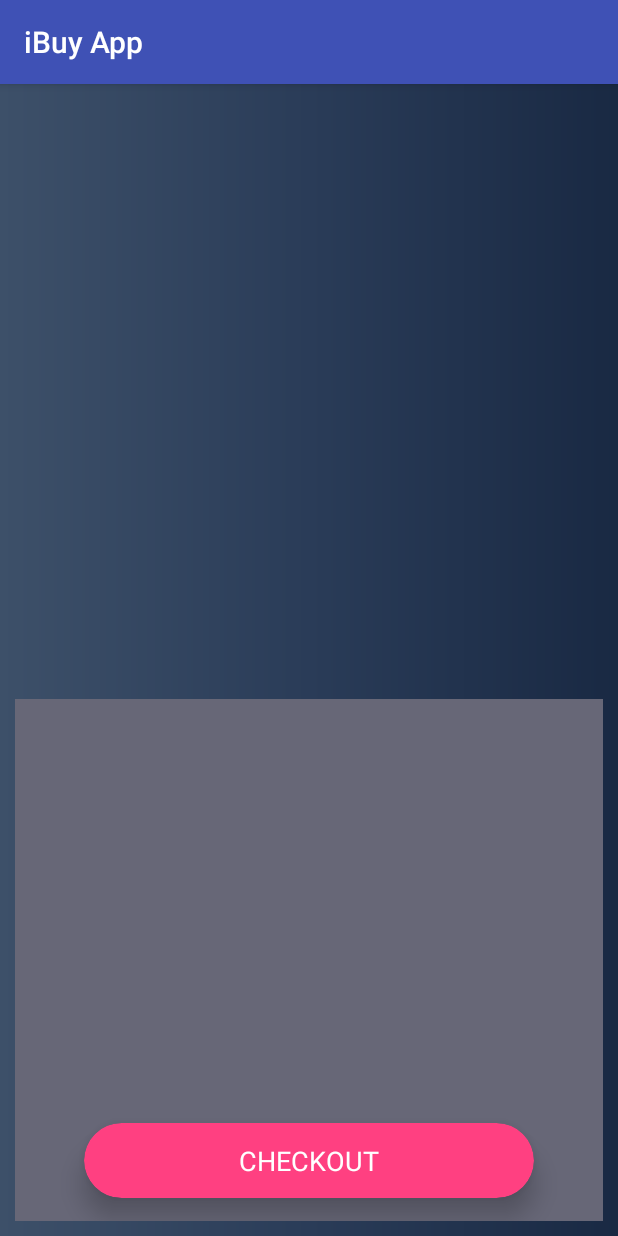
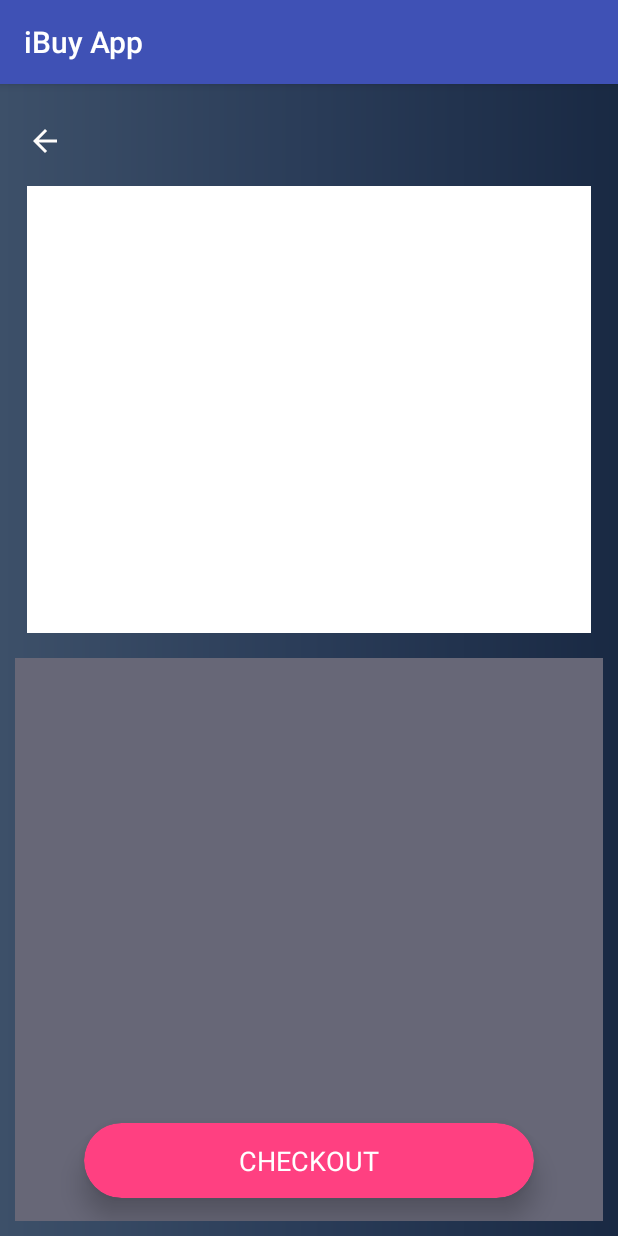
Before and after one commit to dineshyalla/IBuy, an Android app: the ViewListContents screen opened directly, with no data from a screen before it, on a phone screen of 412 x 824 dp. Run offline under Robolectric (Android 15) with nearby library versions, the phone set to English and light mode, and no system bars; libraries missing offline, so code that uses them is left out: com.anjlab.android; 1 statement that could not run was skipped.

Commit message:
Added back arrows and few other changes

```diff
--- a/iBuy/app/src/main/java/com/example/dineshyalla/ibuy/UI/BarcodeFetch.java
+++ b/iBuy/app/src/main/java/com/example/dineshyalla/ibuy/UI/BarcodeFetch.java
@@ -46,11 +46,14 @@ public class BarcodeFetch extends AppCompatActivity {
         Intent intent = getIntent();
         listBarcode = intent.getStringArrayListExtra("test");
         TextView textView = (TextView) findViewById(R.id.barcodeView);
-        for (String str : listBarcode) {
-            textView.setText(str);
-            Log.d("msg", str);
-            barcode = str;
+        if(listBarcode.size()>0){
+            for (String str : listBarcode) {
+                textView.setText(str);
+                Log.d("msg", str);
+                barcode = str;
+            }
         }
+
 
         etFavFood = (TextView) findViewById(R.id.etFavFood);
         etFirstName = (TextView) findViewById(R.id.etFirstName);
@@ -124,7 +127,7 @@ public class BarcodeFetch extends AppCompatActivity {
                 Toast.makeText(getApplicationContext(), "Success " + " " + response.body().getProductName(), Toast.LENGTH_SHORT).show();
                 fName = fName + response.body().getProductName();
                 lName = lName + response.body().getWeight();
-                fFood = fFood + response.body().getProductprice() + "$";
+                fFood = fFood + "$"+response.body().getProductprice();
                 tempPrice = tempPrice + response.body().getProductprice();
                 etFirstName.setText(fName);
                 etLastName.setText(lName);
--- a/iBuy/app/src/main/java/com/example/dineshyalla/ibuy/UI/ViewListContents.java
+++ b/iBuy/app/src/main/java/com/example/dineshyalla/ibuy/UI/ViewListContents.java
@@ -7,6 +7,7 @@ import android.support.annotation.NonNull;
 import android.support.annotation.Nullable;
 import android.support.v7.app.AppCompatActivity;
 import android.view.View;
+import android.widget.ImageView;
 import android.widget.ListView;
 import android.widget.TextView;
 import android.widget.Toast;
@@ -47,6 +48,7 @@ public int price = 0;
     ListView listView;
     Product product;
     TextView textView;
+    ImageView imgBack;
     BillingProcessor bp;
     @Override
     protected void onCreate(@Nullable Bundle savedInstanceState) {
@@ -60,7 +62,7 @@ public int price = 0;
         bp = new BillingProcessor(this, null, this);
 
         textView =(TextView)findViewById(R.id.textView);
-
+        imgBack = (ImageView)findViewById(R.id.imgBack);
 
         myDB = new DatabaseHelper(this);
         userList = new ArrayList<>();
@@ -83,13 +85,20 @@ public int price = 0;
                 Order order = new Order(id, data.getString(1), 3);
                 list.add(order);
             }
-            String s = "Total Price: " + Integer.toString(price) + '$';
+            String s = "Total Price: " + "$" +Integer.toString(price);
             total.setText(s);
             ThreeColumn_ListAdapter adapter =  new ThreeColumn_ListAdapter(this,R.layout.list_adapter_view, userList);
             listView = (ListView) findViewById(R.id.listView);
             listView.setAdapter(adapter);
         }
 
+        imgBack.setOnClickListener(new View.OnClickListener() {
+            @Override
+            public void onClick(View view) {
+                Intent intent = new Intent(ViewListContents.this, Dashboard.class);
+                startActivity(intent);
+            }
+        });
 
         textView.setOnClickListener(new View.OnClickListener() {
             @Override
--- /dev/null
+++ b/iBuy/app/src/main/res/drawable/ic_arrow_back.xml
@@ -0,0 +1,5 @@
+<vector android:height="24dp" android:tint="#FFFDFB"
+    android:viewportHeight="24.0" android:viewportWidth="24.0"
+    android:width="24dp" xmlns:android="http://schemas.android.com/apk/res/android">
+    <path android:fillColor="#FF000000" android:pathData="M20,11H7.83l5.59,-5.59L12,4l-8,8 8,8 1.41,-1.41L7.83,13H20v-2z"/>
+</vector>
--- a/iBuy/app/src/main/res/layout/viewcontents_layout.xml
+++ b/iBuy/app/src/main/res/layout/viewcontents_layout.xml
@@ -4,29 +4,38 @@
     xmlns:android="http://schemas.android.com/apk/res/android"
     xmlns:app="http://schemas.android.com/apk/res-auto"
     android:background="@drawable/gradient">
-    <LinearLayout
-        xmlns:android="http://schemas.android.com/apk/res/android" android:layout_width="match_parent"
+
+    <LinearLayout xmlns:android="http://schemas.android.com/apk/res/android"
+        android:id="@+id/linear_layout"
+        android:layout_width="match_parent"
         android:layout_height="400dp"
-        android:id="@+id/linear_layout">
+        android:layout_marginTop="50dp"
+        android:layout_alignParentStart="true"
+        android:layout_alignParentTop="true">
 
         <ListView
             android:id="@+id/listView"
             android:layout_width="match_parent"
-            android:layout_height="wrap_content"
+            android:layout_height="298dp"
             android:layout_margin="18dp"
+            android:background="#FFFFFF"
             android:divider="@drawable/gradient"
-            android:dividerHeight="10.0sp"
-            android:background="#FFFFFF" />
+            android:dividerHeight="10.0sp" />
 
 
     </LinearLayout>
 
     <RelativeLayout
         android:layout_width="match_parent"
-        android:layout_height="150px"
+        android:layout_height="118dp"
         android:layout_alignParentBottom="true"
         android:layout_below="@id/linear_layout"
-        android:layout_margin="10dp"
+        android:layout_marginBottom="10dp"
+        android:layout_marginEnd="10dp"
+        android:layout_marginLeft="10dp"
+        android:layout_marginRight="10dp"
+        android:layout_marginStart="10dp"
+        android:layout_marginTop="-67dp"
         android:background="#676777">
 
         <TextView
@@ -34,8 +43,8 @@
             android:layout_width="match_parent"
             android:layout_height="wrap_content"
             android:padding="10dp"
-            android:textSize="22sp"
-            android:textColor="#FFFF"/>
+            android:textColor="#FFFF"
+            android:textSize="22sp" />
 
         <android.support.v7.widget.CardView
             android:layout_width="300dp"
@@ -62,4 +71,14 @@
             </RelativeLayout>
         </android.support.v7.widget.CardView>
     </RelativeLayout>
+
+    <ImageView
+        android:id="@+id/imgBack"
+        android:layout_width="wrap_content"
+        android:layout_height="wrap_content"
+        android:layout_above="@+id/linear_layout"
+        android:layout_alignParentStart="true"
+        android:layout_marginBottom="-50dp"
+        android:layout_marginStart="18dp"
+        app:srcCompat="@drawable/ic_arrow_back" />
 </RelativeLayout>
```
Also changed, not shown: iBuy/app/src/main/res/drawable/gradient.xml (renamed from iBuy/app/src/main/res/drawable-v24/gradient.xml).
